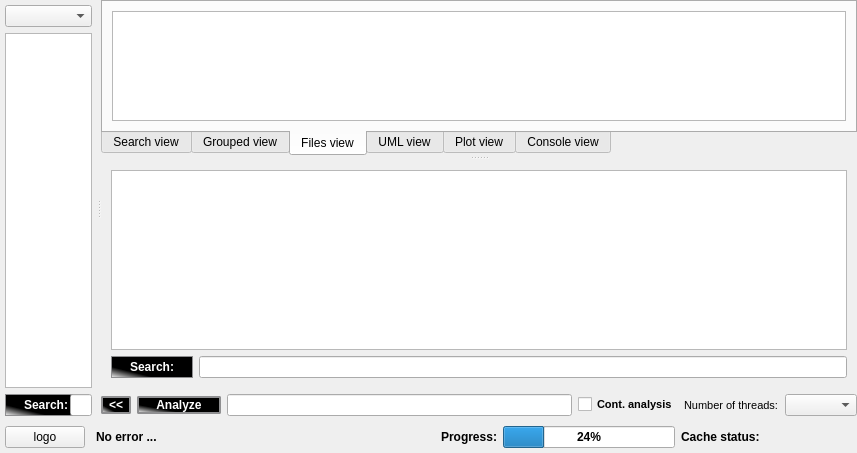
Above: dltmessageanalyzerplugin/src/plugin/src/form.ui from svlad-90/DLT-Message-Analyzer before the change. Below: the same form after it.
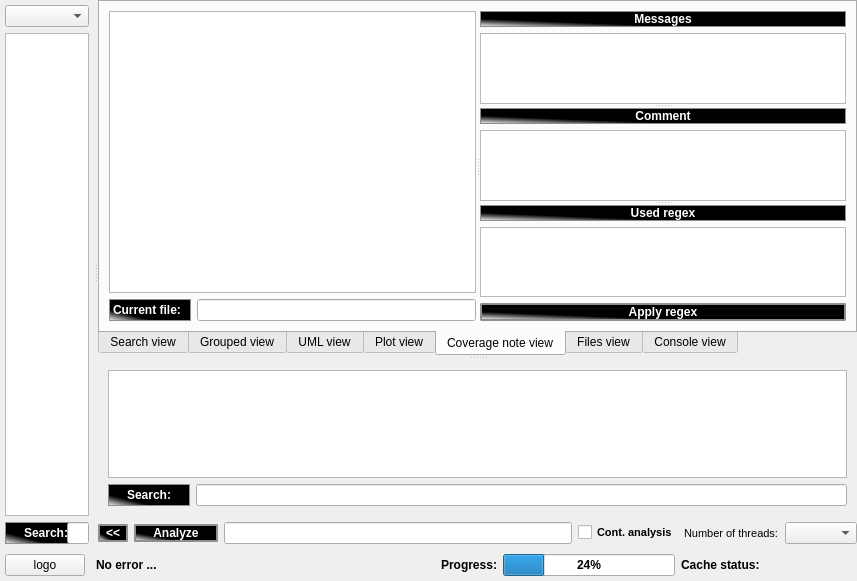
That is the form after the change. The open tabs and pages were chosen to show the change. Custom widgets are drawn as their Qt base class.

Commit message:
[ISSUE #37][COVERAGE_NOTE] Introduce coverage note functionality
- Introduce coverage note functionality
- Fix identified minor bugs
- Update development documentation
- Update README.md
- Update the third-party dependencies graph
- Switch DLT Message Analyzer to the GPL 3 license ( due to the usage
of the QCustomPlot )
- Bump the DLT Message Analyzer version to 1.0.29

```diff
--- a/dltmessageanalyzerplugin/src/plugin/src/form.ui
+++ b/dltmessageanalyzerplugin/src/plugin/src/form.ui
@@ -7,7 +7,7 @@
     <x>0</x>
     <y>0</y>
     <width>857</width>
-    <height>453</height>
+    <height>581</height>
    </rect>
   </property>
   <property name="sizePolicy">
@@ -389,20 +389,6 @@
             </item>
            </layout>
           </widget>
-          <widget class="QWidget" name="filesViewTab">
-           <attribute name="title">
-            <string>Files view</string>
-           </attribute>
-           <layout class="QHBoxLayout" name="horizontalLayout">
-            <item>
-             <widget class="QTextEdit" name="filesTextEdit">
-              <property name="readOnly">
-               <bool>true</bool>
-              </property>
-             </widget>
-            </item>
-           </layout>
-          </widget>
           <widget class="QWidget" name="UMLView">
            <attribute name="title">
             <string>UML view</string>
@@ -600,6 +586,290 @@
             </item>
            </layout>
           </widget>
+          <widget class="QWidget" name="coverageNoteTab">
+           <property name="sizePolicy">
+            <sizepolicy hsizetype="Preferred" vsizetype="Preferred">
+             <horstretch>0</horstretch>
+             <verstretch>0</verstretch>
+            </sizepolicy>
+           </property>
+           <attribute name="title">
+            <string>Coverage note view</string>
+           </attribute>
+           <layout class="QGridLayout" name="gridLayout_2">
+            <item row="0" column="0">
+             <widget class="QSplitter" name="CNSplitter_1">
+              <property name="orientation">
+               <enum>Qt::Horizontal</enum>
+              </property>
+              <widget class="QWidget" name="verticalLayoutWidget_7">
+               <layout class="QVBoxLayout" name="CNItemsLayout" stretch="0,0">
+                <property name="sizeConstraint">
+                 <enum>QLayout::SetDefaultConstraint</enum>
+                </property>
+                <property name="leftMargin">
+                 <number>0</number>
+                </property>
+                <property name="topMargin">
+                 <number>0</number>
+                </property>
+                <item>
+                 <widget class="QTableView" name="CNItems">
+                  <property name="sizePolicy">
+                   <sizepolicy hsizetype="Preferred" vsizetype="Preferred">
+                    <horstretch>0</horstretch>
+                    <verstretch>5</verstretch>
+                   </sizepolicy>
+                  </property>
+                  <property name="contextMenuPolicy">
+                   <enum>Qt::CustomContextMenu</enum>
+                  </property>
+                  <property name="selectionMode">
+                   <enum>QAbstractItemView::SingleSelection</enum>
+                  </property>
+                  <property name="selectionBehavior">
+                   <enum>QAbstractItemView::SelectRows</enum>
+                  </property>
+                  <attribute name="horizontalHeaderStretchLastSection">
+                   <bool>true</bool>
+                  </attribute>
+                 </widget>
+                </item>
+                <item>
+                 <layout class="QHBoxLayout" name="CNCurrentFileLayout">
+                  <property name="leftMargin">
+                   <number>0</number>
+                  </property>
+                  <property name="topMargin">
+                   <number>0</number>
+                  </property>
+                  <item>
+                   <widget class="QLabel" name="CNCurrentFileLabel">
+                    <property name="font">
+                     <font>
+                      <weight>75</weight>
+                      <bold>true</bold>
+                     </font>
+                    </property>
+                    <property name="styleSheet">
+                     <string notr="true">QLabel {
+    border: 1px solid #8f8f91;
+    background-color: qlineargradient(spread:pad, x1:0.259, y1:0.720909, x2:0, y2:1, stop:0 rgba(0, 0, 0, 255), stop:1 rgba(255, 255, 255, 255));
+    min-width: 80px;
+	color: rgb(255, 255, 255);
+}</string>
+                    </property>
+                    <property name="text">
+                     <string>Current file:</string>
+                    </property>
+                   </widget>
+                  </item>
+                  <item>
+                   <widget class="QLineEdit" name="CNCurrentFileLineEdit"/>
+                  </item>
+                 </layout>
+                </item>
+               </layout>
+              </widget>
+              <widget class="QSplitter" name="CNSplitter_2">
+               <property name="sizePolicy">
+                <sizepolicy hsizetype="Preferred" vsizetype="Preferred">
+                 <horstretch>0</horstretch>
+                 <verstretch>0</verstretch>
+                </sizepolicy>
+               </property>
+               <property name="orientation">
+                <enum>Qt::Vertical</enum>
+               </property>
+               <widget class="QWidget" name="verticalLayoutWidget_4">
+                <layout class="QVBoxLayout" name="CNMessagesLeyout" stretch="0,0">
+                 <property name="spacing">
+                  <number>6</number>
+                 </property>
+                 <property name="leftMargin">
+                  <number>0</number>
+                 </property>
+                 <property name="topMargin">
+                  <number>0</number>
+                 </property>
+                 <item>
+                  <widget class="QLabel" name="CNLabelMessages">
+                   <property name="sizePolicy">
+                    <sizepolicy hsizetype="Preferred" vsizetype="Preferred">
+                     <horstretch>10</horstretch>
+                     <verstretch>0</verstretch>
+                    </sizepolicy>
+                   </property>
+                   <property name="font">
+                    <font>
+                     <weight>75</weight>
+                     <bold>true</bold>
+                    </font>
+                   </property>
+                   <property name="styleSheet">
+                    <string notr="true">QLabel {
+    border: 1px solid #8f8f91;
+    background-color: qlineargradient(spread:pad, x1:0.259, y1:0.720909, x2:0, y2:1, stop:0 rgba(0, 0, 0, 255), stop:1 rgba(255, 255, 255, 255));
+    min-width: 80px;
+	color: rgb(255, 255, 255);
+}</string>
+                   </property>
+                   <property name="text">
+                    <string>Messages</string>
+                   </property>
+                   <property name="alignment">
+                    <set>Qt::AlignCenter</set>
+                   </property>
+                  </widget>
+                 </item>
+                 <item>
+                  <widget class="QTextEdit" name="CNMessagesTextEdit">
+                   <property name="sizePolicy">
+                    <sizepolicy hsizetype="Expanding" vsizetype="Expanding">
+                     <horstretch>0</horstretch>
+                     <verstretch>10</verstretch>
+                    </sizepolicy>
+                   </property>
+                  </widget>
+                 </item>
+                </layout>
+               </widget>
+               <widget class="QWidget" name="verticalLayoutWidget_5">
+                <layout class="QVBoxLayout" name="CNCommentLayout">
+                 <property name="leftMargin">
+                  <number>0</number>
+                 </property>
+                 <item>
+                  <widget class="QLabel" name="CNLabelComment">
+                   <property name="sizePolicy">
+                    <sizepolicy hsizetype="Preferred" vsizetype="Preferred">
+                     <horstretch>10</horstretch>
+                     <verstretch>0</verstretch>
+                    </sizepolicy>
+                   </property>
+                   <property name="font">
+                    <font>
+                     <weight>75</weight>
+                     <bold>true</bold>
+                    </font>
+                   </property>
+                   <property name="styleSheet">
+                    <string notr="true">QLabel {
+    border: 1px solid #8f8f91;
+    background-color: qlineargradient(spread:pad, x1:0.259, y1:0.720909, x2:0, y2:1, stop:0 rgba(0, 0, 0, 255), stop:1 rgba(255, 255, 255, 255));
+    min-width: 80px;
+	color: rgb(255, 255, 255);
+}</string>
+                   </property>
+                   <property name="text">
+                    <string>Comment</string>
+                   </property>
+                   <property name="alignment">
+                    <set>Qt::AlignCenter</set>
+                   </property>
+                  </widget>
+                 </item>
+                 <item>
+                  <widget class="QTextEdit" name="CNCommentTextEdit"/>
+                 </item>
+                </layout>
+               </widget>
+               <widget class="QWidget" name="verticalLayoutWidget_6">
+                <layout class="QVBoxLayout" name="CNRegexLayout">
+                 <property name="leftMargin">
+                  <number>0</number>
+                 </property>
+                 <property name="topMargin">
+                  <number>0</number>
+                 </property>
+                 <item>
+                  <widget class="QLabel" name="CNLabelRegex">
+                   <property name="sizePolicy">
+                    <sizepolicy hsizetype="Preferred" vsizetype="Preferred">
+                     <horstretch>10</horstretch>
+                     <verstretch>0</verstretch>
+                    </sizepolicy>
+                   </property>
+                   <property name="font">
+                    <font>
+                     <weight>75</weight>
+                     <bold>true</bold>
+                    </font>
+                   </property>
+                   <property name="styleSheet">
+                    <string notr="true">QLabel {
+    border: 1px solid #8f8f91;
+    background-color: qlineargradient(spread:pad, x1:0.259, y1:0.720909, x2:0, y2:1, stop:0 rgba(0, 0, 0, 255), stop:1 rgba(255, 255, 255, 255));
+    min-width: 80px;
+	color: rgb(255, 255, 255);
+}</string>
+                   </property>
+                   <property name="text">
+                    <string>Used regex</string>
+                   </property>
+                   <property name="alignment">
+                    <set>Qt::AlignCenter</set>
+                   </property>
+                  </widget>
+                 </item>
+                 <item>
+                  <widget class="QTextEdit" name="CNRegexTextEdit"/>
+                 </item>
+                 <item>
+                  <widget class="QPushButton" name="CNUseRegexButton">
+                   <property name="font">
+                    <font>
+                     <weight>75</weight>
+                     <bold>true</bold>
+                    </font>
+                   </property>
+                   <property name="styleSheet">
+                    <string notr="true">QPushButton {
+    border: 2px solid #8f8f91;
+    border-radius: 2px;
+    background-color: qlineargradient(spread:pad, x1:0.259, y1:0.720909, x2:0, y2:1, stop:0 rgba(0, 0, 0, 255), stop:1 rgba(255, 255, 255, 255));
+    min-width: 80px;
+    color: rgb(255, 255, 255);
+}
+
+QPushButton:pressed {
+    border: 2px solid #8f8f91;
+    background-color: qlineargradient(spread:pad, x1:0.169461, y1:0.181, x2:0, y2:0.954182, stop:0 rgba(0, 0, 0, 255), stop:1 rgba(255, 255, 255, 255));
+    color: rgb(255, 255, 255);
+}
+
+QPushButton:hover:!pressed{
+    border: 2px solid #9ccfdd;
+    background-color: qlineargradient(spread:pad, x1:0.119, y1:0.561682, x2:0.034, y2:0.926, stop:0 rgba(67, 115, 118, 255), stop:1 rgba(171, 211, 205, 255));
+    color: rgb(255, 255, 255);
+}</string>
+                   </property>
+                   <property name="text">
+                    <string>Apply regex</string>
+                   </property>
+                  </widget>
+                 </item>
+                </layout>
+               </widget>
+              </widget>
+             </widget>
+            </item>
+           </layout>
+          </widget>
+          <widget class="QWidget" name="filesViewTab">
+           <attribute name="title">
+            <string>Files view</string>
+           </attribute>
+           <layout class="QHBoxLayout" name="horizontalLayout">
+            <item>
+             <widget class="QTextEdit" name="filesTextEdit">
+              <property name="readOnly">
+               <bool>true</bool>
+              </property>
+             </widget>
+            </item>
+           </layout>
+          </widget>
           <widget class="QWidget" name="consoleViewTab">
            <attribute name="title">
             <string>Console view</string>
```
Left out of the diff: 4 changed lines with no effect on the pictures. The commit also changes 93 other files.
